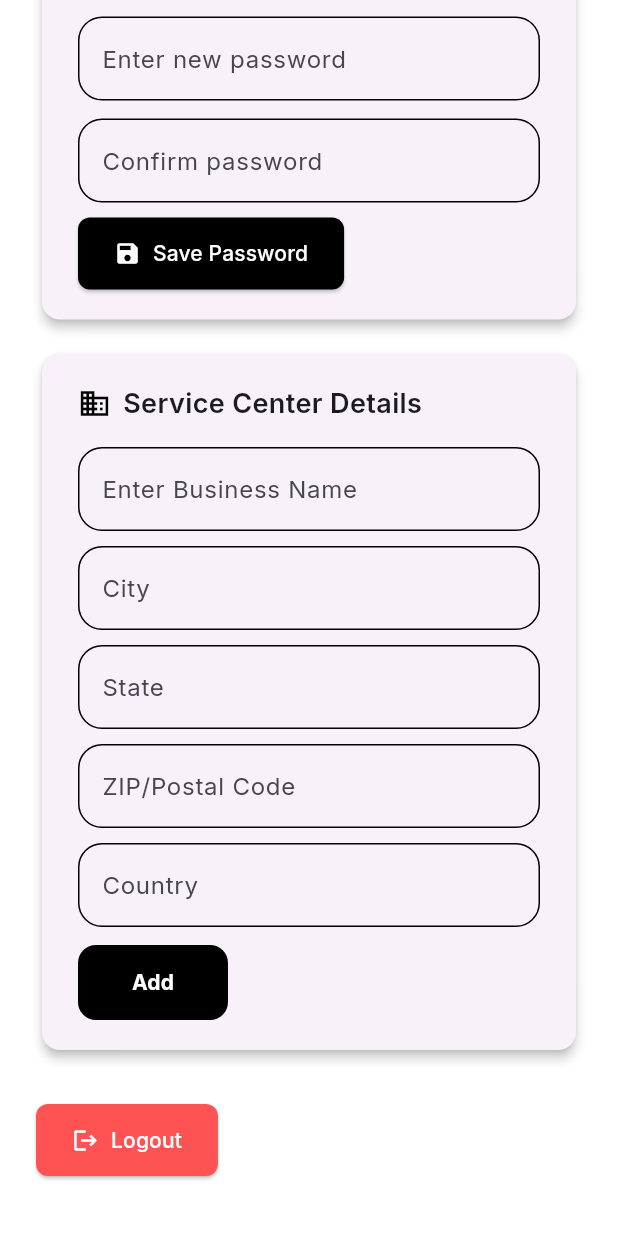
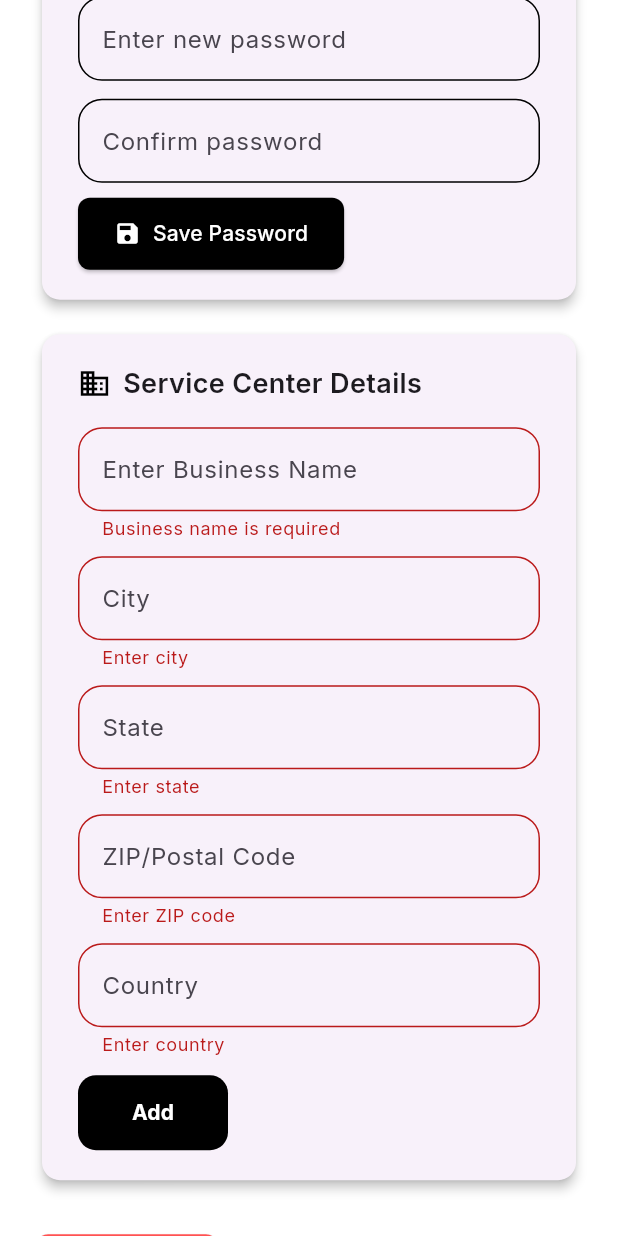
Before and after one commit to Intezar-Dev-7/TorqueUp, a Flutter app: the AdminSettingsScreen screen opened directly, scrolled down 576 dp, after a tap on "Add", on a phone screen of 412 x 824 dp. Run offline on Flutter 3.47's test engine with Material 3 defaults, Android fonts, the phone set to English and light mode, and no system bars; our stand-ins replace easy_sidemenu, fl_chart, google_fonts, iconsax, shared_preferences; accounts and stored records are empty.

Commit message:
minor change in  admin settings screen

```diff
--- a/frontend/lib/features/admin/Settings/screens/admin_settings_screen.dart
+++ b/frontend/lib/features/admin/Settings/screens/admin_settings_screen.dart
@@ -11,6 +11,7 @@ class AdminSettingsScreen extends StatefulWidget {
 }
 
 class _AdminSettingsScreenState extends State<AdminSettingsScreen> {
+  final _formKey = GlobalKey<FormState>();
   final TextEditingController _businessNameController = TextEditingController();
   final TextEditingController _cityController = TextEditingController();
   final TextEditingController _stateController = TextEditingController();
@@ -73,6 +74,8 @@ class _AdminSettingsScreenState extends State<AdminSettingsScreen> {
       body: Center(
         child: ConstrainedBox(
           constraints: const BoxConstraints(maxWidth: 800),
+          child: Form(
+            key: _formKey,
             child: ListView(
               padding: const EdgeInsets.symmetric(horizontal: 24, vertical: 40),
               children: [
@@ -161,36 +164,71 @@ class _AdminSettingsScreenState extends State<AdminSettingsScreen> {
                         controller: _businessNameController,
                         hintText: 'Enter Business Name',
                         focusNode: _businessNameFocus,
+                        validator: (value) {
+                          if (value == null || value.isEmpty) {
+                            return "Business name is required";
+                          }
+                          return null;
+                        },
                       ),
                       const SizedBox(height: 10),
                       CustomTextField(
                         controller: _cityController,
                         hintText: 'City',
                         focusNode: _cityFocus,
+                        validator: (value) {
+                          if (value == null || value.isEmpty) {
+                            return "Enter city";
+                          }
+                          return null;
+                        },
                       ),
                       const SizedBox(height: 10),
                       CustomTextField(
                         controller: _stateController,
                         hintText: 'State',
                         focusNode: _stateFocus,
+                        validator: (value) {
+                          if (value == null || value.isEmpty) {
+                            return "Enter state";
+                          }
+                          return null;
+                        },
                       ),
                       const SizedBox(height: 10),
                       CustomTextField(
                         controller: _zipController,
                         hintText: 'ZIP/Postal Code',
                         focusNode: _zipFocus,
+                        validator: (value) {
+                          if (value == null || value.isEmpty) {
+                            return "Enter ZIP code";
+                          } else if (!RegExp(r'^\d{5,6}$').hasMatch(value)) {
+                            return "Invalid ZIP code";
+                          }
+                          return null;
+                        },
                       ),
                       const SizedBox(height: 10),
                       CustomTextField(
                         controller: _countryController,
                         hintText: 'Country',
                         focusNode: _countryFocus,
+                        validator: (value) {
+                          if (value == null || value.isEmpty) {
+                            return "Enter country";
+                          }
+                          return null;
+                        },
                       ),
                       const SizedBox(height: 12),
                       CustomElevatedButton(
                         text: 'Add',
                         onPressed: () {
+                          if (_formKey.currentState!.validate()) {
+                            // ✅ All fields valid
                             // TODO: Hook API for saving service center details
+                          }
                         },
                       ),
                     ],
@@ -246,6 +284,7 @@ class _AdminSettingsScreenState extends State<AdminSettingsScreen> {
             ),
           ),
         ),
+      ),
     );
   }
 
```
Lines whose indentation alone changed are shown as unchanged.
